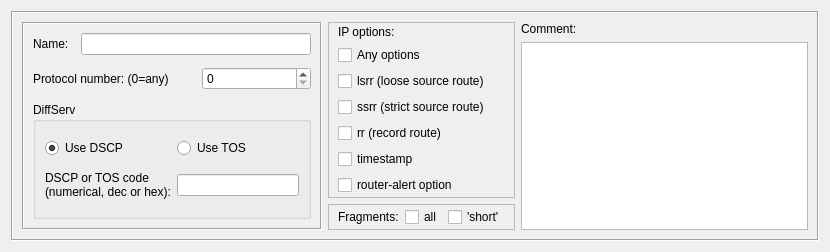
The window that src/gui/ipservicedialog_q.ui (fwbuilder/fwbuilder) describes before a commit, drawn with Qt 5.
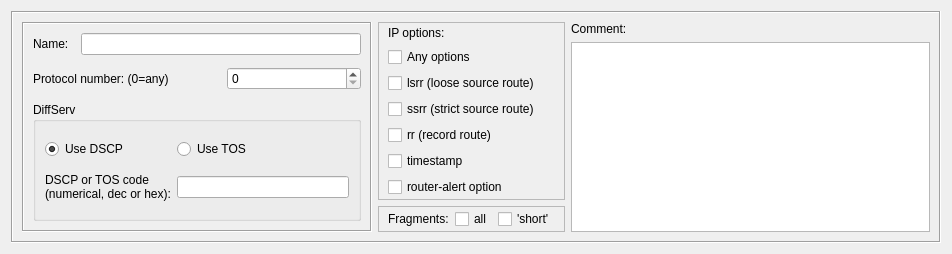
The same window after the commit. Custom widgets are drawn as their Qt base class.

Commit message: fixes #893  custom dialogs for objects "any"

Diff of the .ui file:
```diff
--- a/src/gui/ipservicedialog_q.ui
+++ b/src/gui/ipservicedialog_q.ui
@@ -8,8 +8,8 @@
    <rect>
     <x>0</x>
     <y>0</y>
-    <width>830</width>
-    <height>249</height>
+    <width>952</width>
+    <height>254</height>
    </rect>
   </property>
   <property name="sizePolicy" >
@@ -41,13 +41,13 @@
         </property>
         <property name="minimumSize" >
          <size>
-          <width>300</width>
+          <width>350</width>
           <height>0</height>
          </size>
         </property>
         <property name="maximumSize" >
          <size>
-          <width>300</width>
+          <width>350</width>
           <height>16777215</height>
          </size>
         </property>
```
Left out of the diff: 6 changed lines with no effect on the pictures. The commit also changes 6 other files.
